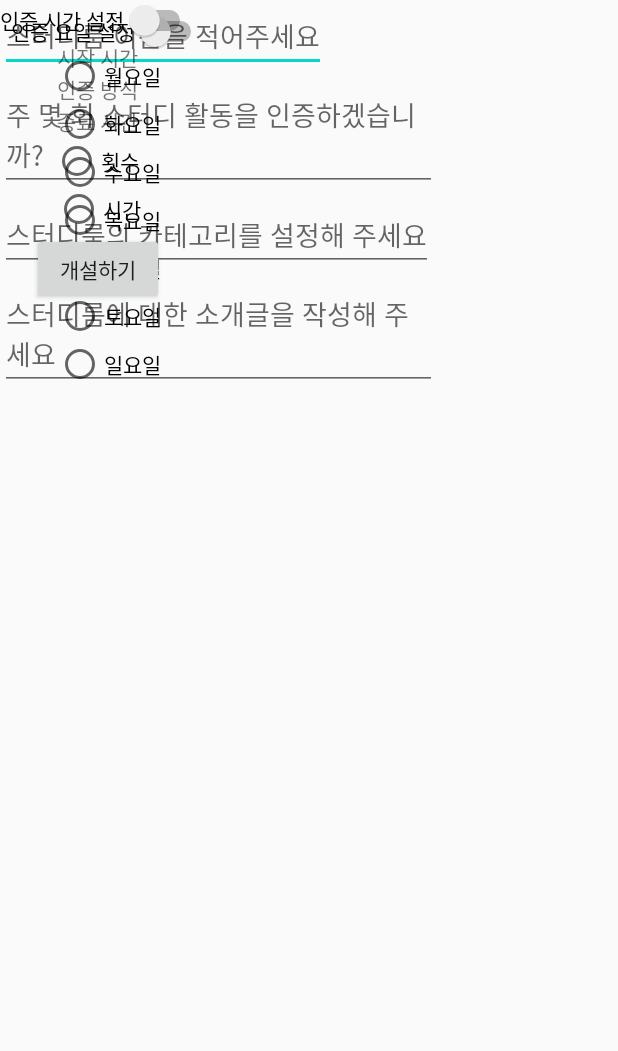
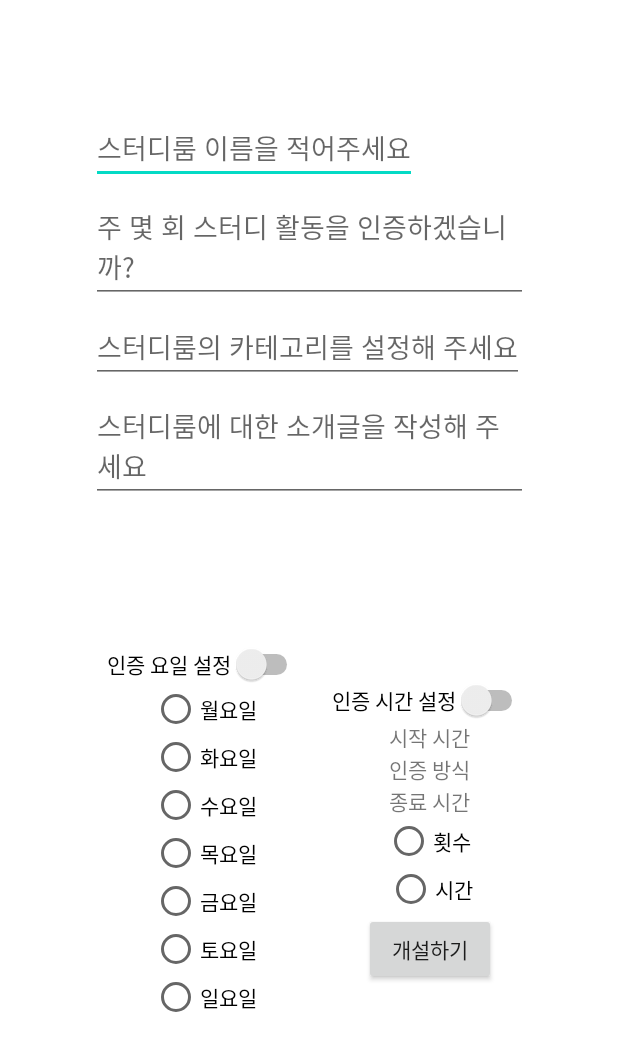
Before and after one commit to suzinxix/project, an Android app: the layout activity_makestudygroup.xml on its own in the app's theme, with its tools: preview values and no code run, on a phone screen of 412 x 824 dp. Shown: the top 1051 px of the screen. Run offline under Robolectric (Android 15) with nearby library versions, the phone set to English and light mode, and no system bars.

Commit message:
스터디 탐색 페이지에서 스터디 개설 페이지 이동 시도

```diff
--- a/app/src/main/AndroidManifest.xml
+++ b/app/src/main/AndroidManifest.xml
@@ -18,7 +18,7 @@
         <activity android:name=".MyStudyRoom">
 
         </activity>
-        <activity android:name=".HomeActivity">
+        <activity android:name=".MakeStudyRoom">
             <intent-filter>
                 <action android:name="android.intent.action.MAIN" />
 
@@ -27,6 +27,7 @@
         </activity>
         <activity android:name=".LoginActivity">
         </activity>
+        <activity android:name=".HomeActivity"/>
 
     </application>
 
--- a/app/src/main/java/com/example/studyproject/MakeStudyRoom.java
+++ b/app/src/main/java/com/example/studyproject/MakeStudyRoom.java
@@ -24,8 +24,9 @@ import com.google.firebase.database.ValueEventListener;
 import java.util.HashMap;
 import java.util.Map;
 
-@IgnoreExtraProperties
+//@IgnoreExtraProperties
 public class MakeStudyRoom extends AppCompatActivity {
+
     private DatabaseReference mDatabase;
     private FirebaseDatabase firebaseDatabase = FirebaseDatabase.getInstance();
 
@@ -38,10 +39,13 @@ public class MakeStudyRoom extends AppCompatActivity {
     //public boolean g_privacy;
     public Map<String, Boolean> stars = new HashMap<>();
 
+
+
     @Override
     public void onCreate(@Nullable Bundle savedInstanceState, @Nullable PersistableBundle persistentState) {
         super.onCreate(savedInstanceState, persistentState);
         setContentView(R.layout.activity_makestudygroup);
+
         mDatabase = FirebaseDatabase.getInstance().getReference();
 
         bt_make = (Button)findViewById(R.id.makegroup);
@@ -69,6 +73,8 @@ public class MakeStudyRoom extends AppCompatActivity {
 
             }
         });
+
+
     }
 
     public MakeStudyRoom() {
@@ -151,4 +157,7 @@ public class MakeStudyRoom extends AppCompatActivity {
             }
         });
     }
+
+
+
 }
--- a/app/src/main/java/com/example/studyproject/SearchFragment.java
+++ b/app/src/main/java/com/example/studyproject/SearchFragment.java
@@ -24,9 +24,9 @@ public class SearchFragment extends Fragment {
             @Override
             public void onClick(View view) {
                 // fragment 에서 Activity 이동해야함
-                getActivity().startActivity(new Intent(getActivity(), MakeStudyRoom.class));
-                //Intent intentMake = new Intent(getActivity(), MakeStudyRoom.class);
-                //startActivity(intentMake);
+                //getActivity().startActivity(new Intent(getActivity(), MakeStudyRoom.class));
+                Intent intentMake = new Intent(getActivity(), MakeStudyRoom.class);
+                startActivity(intentMake);
             }
         });
         return view;
--- a/app/src/main/res/layout/activity_makestudygroup.xml
+++ b/app/src/main/res/layout/activity_makestudygroup.xml
@@ -1,20 +1,23 @@
 <?xml version="1.0" encoding="utf-8"?>
-<androidx.constraintlayout.widget.ConstraintLayout
-    xmlns:android="http://schemas.android.com/apk/res/android"
+<androidx.constraintlayout.widget.ConstraintLayout xmlns:android="http://schemas.android.com/apk/res/android"
     xmlns:app="http://schemas.android.com/apk/res-auto"
     xmlns:tools="http://schemas.android.com/tools"
-    android:orientation="vertical"
     android:layout_width="match_parent"
-    android:layout_height="match_parent">
+    android:layout_height="match_parent"
+    android:background="#FFFFFF"
+    android:orientation="vertical">
 
     <LinearLayout
+        android:id="@+id/linearLayout4"
         android:layout_width="291dp"
         android:layout_height="273dp"
         android:gravity="left"
         android:orientation="vertical"
-        tools:ignore="MissingConstraints"
-        tools:layout_editor_absoluteX="25dp"
-        tools:layout_editor_absoluteY="5dp">
+        app:layout_constraintBottom_toTopOf="@+id/linearLayout3"
+        app:layout_constraintEnd_toEndOf="parent"
+        app:layout_constraintStart_toStartOf="parent"
+        app:layout_constraintTop_toTopOf="parent"
+        tools:ignore="MissingConstraints">
 
         <EditText
             android:id="@+id/studyname"
@@ -49,13 +52,17 @@
     </LinearLayout>
 
     <LinearLayout
+        android:id="@+id/linearLayout3"
         android:layout_width="145dp"
         android:layout_height="266dp"
+        android:layout_marginStart="52dp"
         android:gravity="center"
         android:orientation="vertical"
-        tools:ignore="MissingConstraints"
-        tools:layout_editor_absoluteX="23dp"
-        tools:layout_editor_absoluteY="291dp">
+        app:layout_constraintBottom_toBottomOf="@+id/linearLayout"
+        app:layout_constraintEnd_toStartOf="@+id/linearLayout"
+        app:layout_constraintStart_toStartOf="parent"
+        app:layout_constraintTop_toTopOf="@+id/linearLayout"
+        tools:ignore="MissingConstraints">
 
 
         <Switch
@@ -108,13 +115,18 @@
     </LinearLayout>
 
     <LinearLayout
+        android:id="@+id/linearLayout"
         android:layout_width="wrap_content"
         android:layout_height="wrap_content"
         android:gravity="center"
         android:orientation="vertical"
-        tools:ignore="MissingConstraints"
-        tools:layout_editor_absoluteX="185dp"
-        tools:layout_editor_absoluteY="291dp">
+        app:layout_constraintBottom_toBottomOf="parent"
+        app:layout_constraintEnd_toEndOf="parent"
+        app:layout_constraintHorizontal_bias="0.727"
+        app:layout_constraintStart_toStartOf="@+id/linearLayout4"
+        app:layout_constraintTop_toTopOf="parent"
+        app:layout_constraintVertical_bias="0.73"
+        tools:ignore="MissingConstraints">
 
         <Switch
             android:id="@+id/authtime"
```
